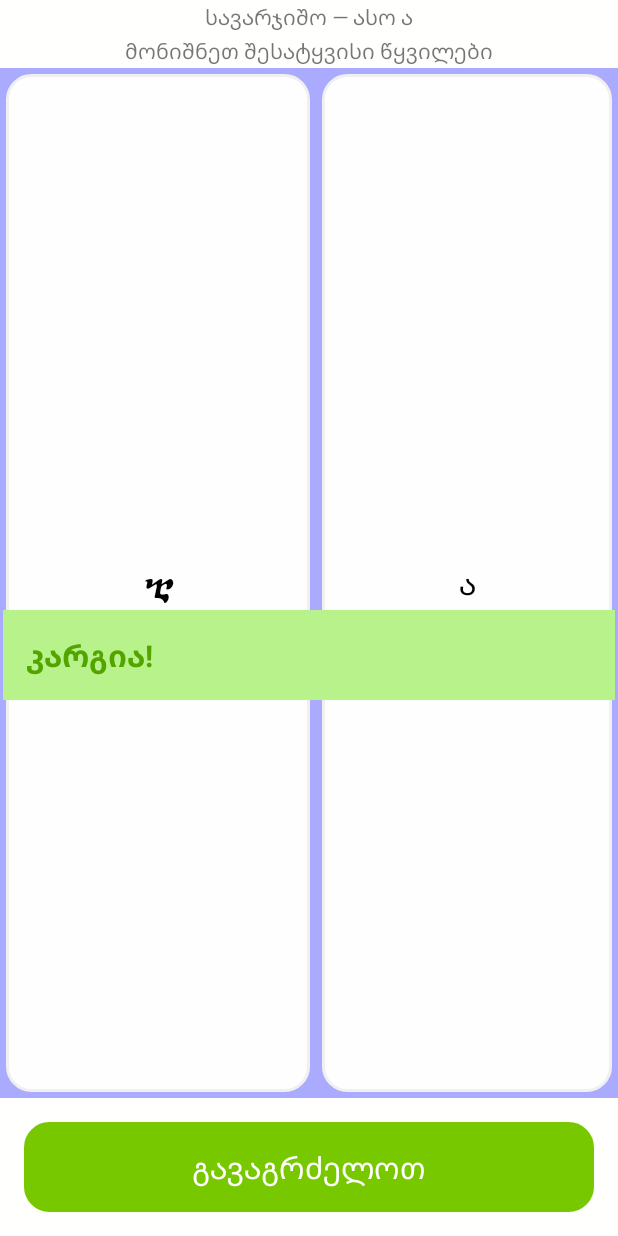
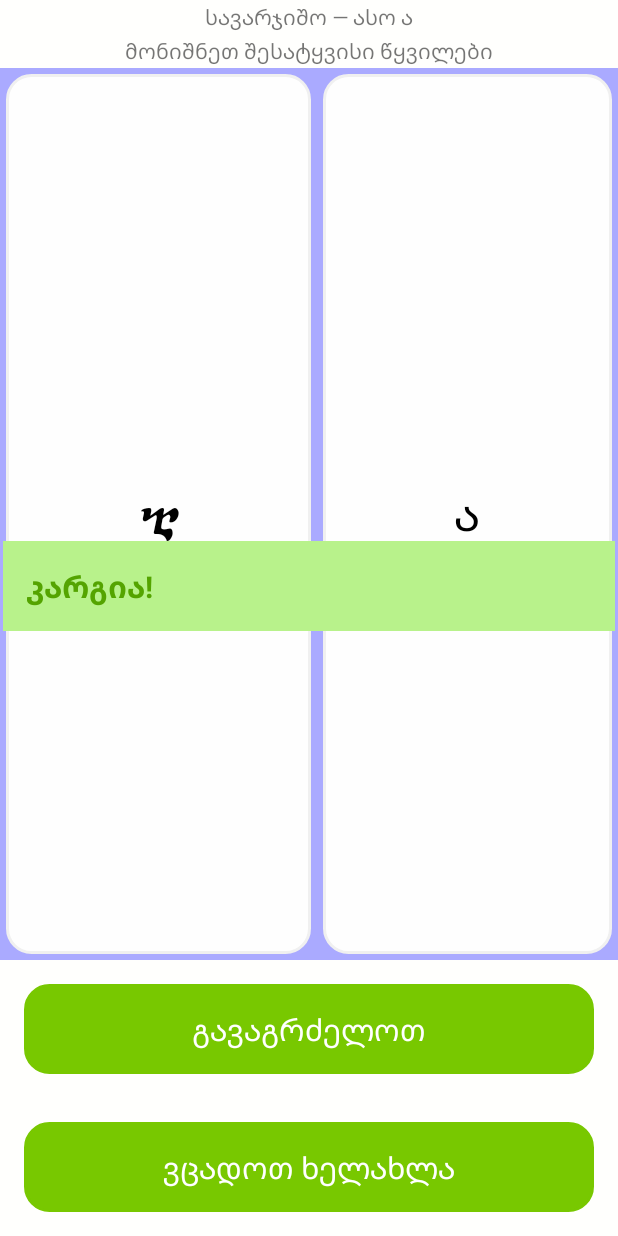
Before and after one commit to hubua/Beboena, an Android app: the layout fragment_resembles.xml on its own in the app's theme, with its tools: preview values and no code run, on a phone screen of 412 x 824 dp. Run offline under Robolectric (Android 15) with nearby library versions, the phone set to English and light mode, and no system bars; network calls fail.

Commit message:
Allow examine pair match mistake

```diff
--- a/app/src/main/res/layout/fragment_resembles.xml
+++ b/app/src/main/res/layout/fragment_resembles.xml
@@ -36,28 +36,28 @@
                 android:layout_width="match_parent"
                 android:layout_height="0px"
                 android:layout_weight="1"
-                android:background="#AAAAFF">
+                tools:background="#AAAAFF">
 
                 <Button
                     style="@style/ResemblesButtonL"
                     android:id="@+id/btnL"
                     android:layout_width="match_parent"
                     android:layout_height="match_parent"
-                    android:layout_margin="4dp"
+                    android:layout_margin="@dimen/resembles_btn_pairs_margin"
                     android:layout_weight=".5"
 
                     android:focusableInTouchMode="true"
-                    android:text="ⴀ" />
+                    tools:text="ⴀ" />
 
                 <Button
                     style="@style/ResemblesButtonR"
                     android:id="@+id/btnR"
                     android:layout_width="match_parent"
                     android:layout_height="match_parent"
-                    android:layout_margin="4dp"
+                    android:layout_margin="@dimen/resembles_btn_pairs_margin"
                     android:layout_weight=".5"
 
-                    android:text="ა" />
+                    tools:text="ა" />
             </TableRow>
 
         </TableLayout>
@@ -77,7 +77,7 @@
             android:textSize="20sp"
             android:textStyle="bold"
             android:visibility="visible"
-            tools:layout_marginBottom="10dp" />
+            tools:layout_marginBottom="-100dp" />
 
     </FrameLayout>
 
@@ -88,4 +88,11 @@
         android:layout_margin="16dp"
         android:text="@string/btn_continue" />
 
+    <Button
+        android:id="@+id/btn_again"
+        android:layout_width="match_parent"
+        android:layout_height="wrap_content"
+        android:layout_margin="16dp"
+        android:text="@string/btn_try_again" />
+
 </LinearLayout>
--- a/app/src/main/res/layout/fragment_transcript.xml
+++ b/app/src/main/res/layout/fragment_transcript.xml
@@ -53,7 +53,7 @@
         android:layout_marginRight="16dp"
         android:layout_marginTop="2dp"
         android:padding="@dimen/transcript_txt_sentence_padding"
-        android:textAppearance="@style/TextGeoBechduri"
+        android:textAppearance="@style/FontGeoBechduri"
         android:textSize="@dimen/transcript_txt_sentence_text_size"
         tools:text="@string/txt_sentence_sample_geo" />
 
--- a/app/src/main/res/values-hdpi/dimen.xml
+++ b/app/src/main/res/values-hdpi/dimen.xml
@@ -3,5 +3,5 @@
     <dimen name="transcript_txt_sentence_text_size">20sp</dimen>
     <dimen name="transcript_txt_sentence_padding">2dp</dimen>
 
-    <dimen name="resembles_btn_paris_margin">4dp</dimen>
+    <dimen name="resembles_btn_pairs_margin">4dp</dimen>
 </resources>
--- a/app/src/main/res/values-xhdpi/dimen.xml
+++ b/app/src/main/res/values-xhdpi/dimen.xml
@@ -3,5 +3,5 @@
     <dimen name="transcript_txt_sentence_text_size">30sp</dimen>
     <dimen name="transcript_txt_sentence_padding">4dp</dimen>
 
-    <dimen name="resembles_btn_paris_margin">4dp</dimen>
+    <dimen name="resembles_btn_pairs_margin">4dp</dimen>
 </resources>
--- a/app/src/main/res/values-xxhdpi/dimen.xml
+++ b/app/src/main/res/values-xxxhdpi/dimen.xml
@@ -3,5 +3,5 @@
     <dimen name="transcript_txt_sentence_text_size">40sp</dimen>
     <dimen name="transcript_txt_sentence_padding">8dp</dimen>
 
-    <dimen name="resembles_btn_paris_margin">4dp</dimen>
+    <dimen name="resembles_btn_pairs_margin">2dp</dimen>
 </resources>
--- a/app/src/main/res/values/styles.xml
+++ b/app/src/main/res/values/styles.xml
@@ -20,11 +20,11 @@
         <item name="android:textStyle">normal</item>
     </style>
 
-    <style name="TextGeoBechduri" parent="TextAppearance.AppCompat">
+    <style name="FontGeoBechduri" parent="TextAppearance.AppCompat">
         <item name="android:fontFamily">@font/sylfaen_bechduri_khutsuri</item>
     </style>
 
-    <style name="TextGeoKhelnatseri" parent="TextAppearance.AppCompat">
+    <style name="FontGeoKhelnatseri" parent="TextAppearance.AppCompat">
         <item name="android:fontFamily">@font/sylfaen</item>
     </style>
 
@@ -37,13 +37,13 @@
 
     <style name="ResemblesButtonL" parent="@android:style/Widget.Button">
         <item name="android:background">@drawable/btn_resembles_background</item>
-        <item name="android:textSize">30sp</item>
-        <item name="android:textAppearance">@style/TextGeoBechduri</item>
+        <item name="android:textSize">40sp</item>
+        <item name="android:textAppearance">@style/FontGeoBechduri</item>
     </style>
 
     <style name="ResemblesButtonR" parent="@android:style/Widget.Button">
         <item name="android:background">@drawable/btn_resembles_background</item>
-        <item name="android:textSize">20sp</item>
+        <item name="android:textSize">30sp</item>
     </style>
 
 </resources>
```
Also changed, not shown: app/src/main/java/com/hubua/beboena/ui/ResemblesFragment.kt (+28 -24 lines), app/src/main/res/layout/pager_item_letter.xml (+4 -3 lines), 2 other files.
